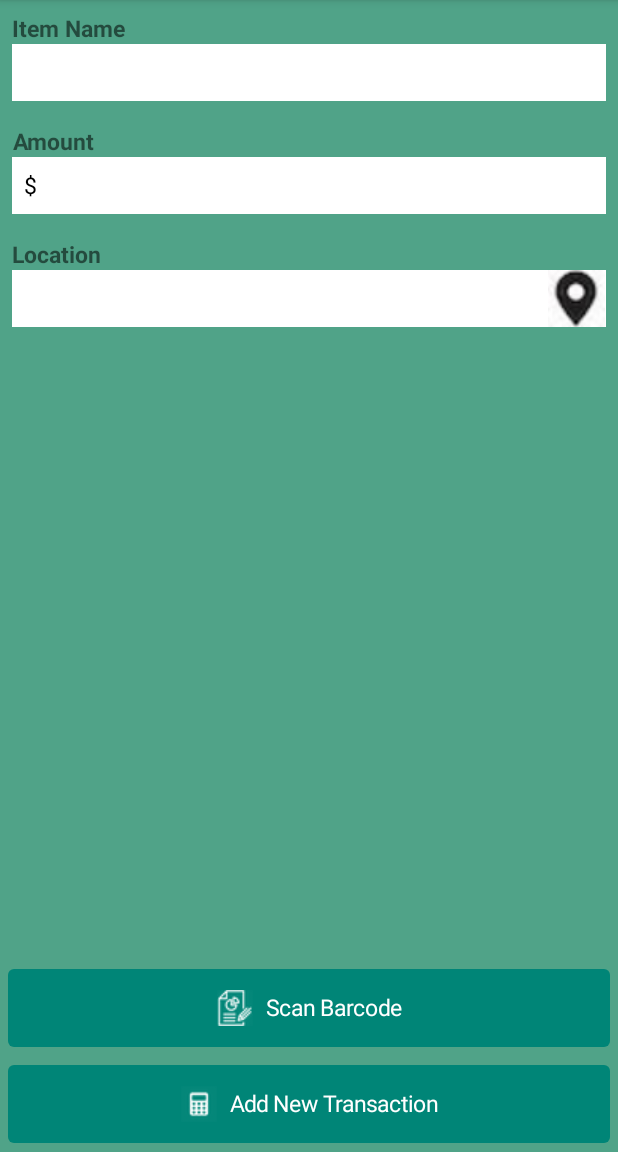
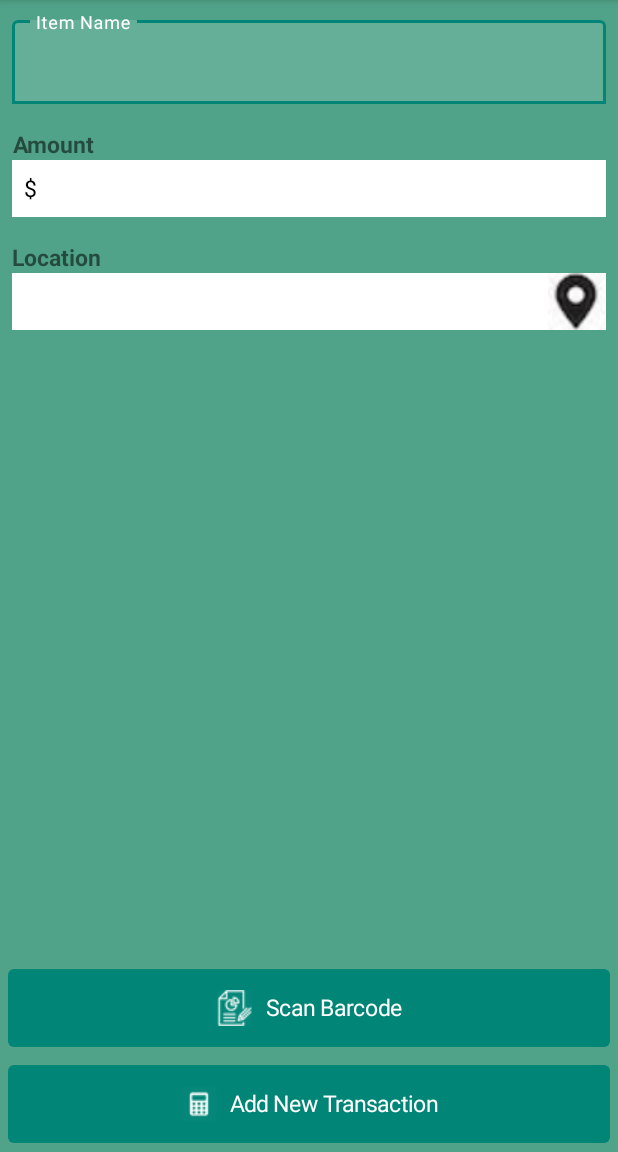
Before and after one commit to JadonFan/Budgeting, an Android app: the fragment TransactionUploadFragment shown on its own in the app's theme, on a phone screen of 412 x 824 dp, the part 84-1236 px from its top. Run offline under Robolectric (Android 15) with nearby library versions, the phone set to English and light mode, and no system bars.

Commit message:
Refactored code

```diff
--- a/app/src/main/java/com/example/budgetapp/database/SpendingInfoDao.kt
+++ b/app/src/main/java/com/example/budgetapp/database/SpendingInfoDao.kt
@@ -1,5 +1,6 @@
 package com.example.budgetapp.database
 
+import androidx.lifecycle.LiveData
 import androidx.room.Dao
 import androidx.room.Delete
 import androidx.room.Insert
@@ -10,7 +11,7 @@ import java.util.*
 @Dao
 interface SpendingInfoDao {
     @Query("SELECT * FROM spendinginfo")
-    fun getAll(): List<SpendingInfo>
+    fun getAll(): LiveData<List<SpendingInfo>>
 
     @Query("SELECT itemName FROM spendinginfo")
     fun getItemName(): List<String>
--- a/app/src/main/java/com/example/budgetapp/fragment/TransactionUploadFragment.kt
+++ b/app/src/main/java/com/example/budgetapp/fragment/TransactionUploadFragment.kt
@@ -8,7 +8,7 @@ import android.view.LayoutInflater
 import android.view.View
 import android.view.ViewGroup
 import android.widget.ImageView
-import android.widget.MultiAutoCompleteTextView
+import android.widget.Toast
 import androidx.fragment.app.Fragment
 import com.example.budgetapp.R
 import com.example.budgetapp.database.DatabaseManager
@@ -20,7 +20,6 @@ import com.google.android.gms.maps.OnMapReadyCallback
 import com.google.android.gms.maps.SupportMapFragment
 import com.google.android.gms.maps.model.LatLng
 import com.google.android.gms.maps.model.MarkerOptions
-import com.google.android.material.button.MaterialButton
 import com.google.android.material.textfield.TextInputEditText
 import java.util.*
 
@@ -48,32 +47,49 @@ class TransactionUploadFragment: Fragment(), OnMapReadyCallback, GoogleMap.OnMap
     override fun onViewCreated(view: View, savedInstanceState: Bundle?) {
         super.onViewCreated(view, savedInstanceState)
 
-        val itemNameText = activity?.findViewById<TextInputEditText>(R.id.requestedItemNameText)
-        val amountText = activity?.findViewById<TextInputEditText>(R.id.requestedAmountText)
-        val locationText = activity?.findViewById<TextInputEditText>(R.id.requestedLocationText)
+        val itemNameText = activity?.findViewById<TextInputEditText>(R.id.item_name_edit)
+        val amountText = activity?.findViewById<TextInputEditText>(R.id.item_cost_edit)
+        val locationText = activity?.findViewById<TextInputEditText>(R.id.location_edit)
 
-        activity?.findViewById<ImageView>(R.id.pinpointLocationBtn)!!.setOnClickListener {
+        activity?.findViewById<ImageView>(R.id.pinpoint_location_btn)!!.setOnClickListener {
             val smf = SupportMapFragment()
             smf.getMapAsync(this)
 
-            fragmentManager?.beginTransaction()
+            fragmentManager
+                ?.beginTransaction()
                 ?.replace(R.id.uploadKeyDisplay, smf)
                 ?.addToBackStack(null)
                 ?.commit()
         }
 
-        activity?.findViewById<CustomMaterialButton>(R.id.barcodeOptionBtn)!!.setOnClickListener {
-            fragmentManager?.beginTransaction()
+        activity?.findViewById<CustomMaterialButton>(R.id.barcode_options_btn)!!.setOnClickListener {
+            fragmentManager
+                ?.beginTransaction()
                 ?.replace(R.id.uploadKeyDisplay, BarcodeScannerFragment())
                 ?.addToBackStack(null)
                 ?.commit()
         }
 
         activity?.findViewById<CustomMaterialButton>(R.id.addTransactionBtn)!!.setOnClickListener {
-            val spendingInfo = SpendingInfo(0, itemNameText?.text.toString(),
-                amountText?.text.toString().toFloat(), "", locationText?.text.toString(),
-                Date(), "")
-            RetrieveSpendingRecordTask().execute(RecordInfo(spendingInfo, context as Context))
+            if (amountText!!.text.isNullOrBlank()) {
+                Toast.makeText(context, "Enter a valid amount", Toast.LENGTH_SHORT).show()
+            } else {
+                val spendingInfo = SpendingInfo(
+                    0,
+                    itemNameText!!.text.toString(),
+                    amountText.text.toString().toFloat(),
+                    "",
+                    locationText!!.text.toString(),
+                    Date(),
+                    ""
+                )
+                RetrieveSpendingRecordTask().execute(RecordInfo(spendingInfo, context as Context))
+                fragmentManager
+                    ?.beginTransaction()
+                    ?.replace(R.id.key_display, TransactionTrackerFragment())
+                    ?.addToBackStack(null)
+                    ?.commit()
+            }
         }
     }
 
@@ -92,10 +108,10 @@ class TransactionUploadFragment: Fragment(), OnMapReadyCallback, GoogleMap.OnMap
         selectedLocation = p0
         println("CLICKED!!!")
         activity?.runOnUiThread {
-            activity?.findViewById<TextInputEditText>(R.id.requestedLocationText)?.setText(
+            activity?.findViewById<TextInputEditText>(R.id.location_edit)?.setText(
                 "${selectedLocation!!.latitude}, ${selectedLocation!!.longitude}"
             )
-            println(activity?.findViewById<TextInputEditText>(R.id.requestedLocationText)?.text.toString())
+            println(activity?.findViewById<TextInputEditText>(R.id.location_edit)?.text.toString())
         }
     }
 }
--- a/app/src/main/res/layout/activity_main.xml
+++ b/app/src/main/res/layout/activity_main.xml
@@ -9,15 +9,15 @@
         tools:context=".activity.MainActivity">
 
     <LinearLayout
-            android:id="@+id/keyDisplay"
+            android:id="@+id/key_display"
             android:orientation="vertical"
             android:layout_width="match_parent"
             android:layout_height="match_parent"
             android:layout_alignParentTop="true"
-            android:layout_above="@id/navbar" />
+            android:layout_above="@id/nav_bar" />
 
     <com.google.android.material.bottomnavigation.BottomNavigationView
-            android:id="@+id/navbar"
+            android:id="@+id/nav_bar"
             android:orientation="horizontal"
             android:layout_width="match_parent"
             android:layout_height="wrap_content"
--- a/app/src/main/res/layout/transaction_add_request.xml
+++ b/app/src/main/res/layout/transaction_add_request.xml
@@ -1,5 +1,6 @@
 <?xml version="1.0" encoding="utf-8"?>
-<LinearLayout xmlns:android="http://schemas.android.com/apk/res/android"
+<LinearLayout
+        xmlns:android="http://schemas.android.com/apk/res/android"
         xmlns:app="http://schemas.android.com/apk/res-auto"
         android:orientation="vertical"
         android:layout_width="match_parent"
--- a/app/src/main/res/layout/transaction_item_view.xml
+++ b/app/src/main/res/layout/transaction_item_view.xml
@@ -3,7 +3,7 @@
         xmlns:android="http://schemas.android.com/apk/res/android"
         android:orientation="vertical"
         android:layout_width="match_parent"
-        android:layout_height="match_parent"
+        android:layout_height="wrap_content"
         android:paddingStart="?android:expandableListPreferredItemPaddingLeft"
         android:paddingEnd="?android:expandableListPreferredItemPaddingLeft"
         android:paddingTop="8dp"
--- a/app/src/main/res/layout/transaction_upload_layout.xml
+++ b/app/src/main/res/layout/transaction_upload_layout.xml
@@ -1,5 +1,5 @@
 <?xml version="1.0" encoding="utf-8"?>
-<RelativeLayout
+<androidx.constraintlayout.widget.ConstraintLayout
         xmlns:android="http://schemas.android.com/apk/res/android"
         xmlns:tools="http://schemas.android.com/tools"
         xmlns:app="http://schemas.android.com/apk/res-auto"
@@ -8,13 +8,16 @@
         android:layout_width="match_parent"
         android:layout_height="match_parent">
 
-    <!-- TODO use a list adapter -->
     <ScrollView
             android:layout_width="match_parent"
-            android:layout_height="match_parent"
-            android:layout_alignParentTop="true"
-            android:layout_above="@id/barcodeOptionBtn"
-            android:scrollbars="none">
+            android:layout_height="0dp"
+            android:scrollbars="none"
+            app:layout_constraintTop_toTopOf="parent"
+            app:layout_constraintRight_toRightOf="parent"
+            app:layout_constraintEnd_toEndOf="parent"
+            app:layout_constraintBottom_toTopOf="@id/barcode_options_btn"
+            app:layout_constraintLeft_toLeftOf="parent"
+            app:layout_constraintStart_toStartOf="parent">
 
         <LinearLayout
                 android:orientation="vertical"
@@ -27,29 +30,21 @@
                     android:layout_height="wrap_content"
                     android:padding="@dimen/std_text_edit_spacing">
 
-                <TextView
-                        android:layout_width="wrap_content"
-                        android:layout_height="match_parent"
-                        android:text="@string/item_name"
-                        android:textSize="@dimen/std_menu_text_size"
-                        android:textStyle="bold"
-                        android:gravity="center" />
+                <com.google.android.material.textfield.TextInputLayout
+                        android:layout_width="match_parent"
+                        android:layout_height="wrap_content"
+                        app:boxBackgroundMode="outline"
+                        app:hintTextColor="@android:color/white">
 
-                <com.google.android.material.textfield.TextInputEditText
-                        android:id="@+id/requestedItemNameText"
-                        android:layout_width="match_parent"
-                        android:layout_height="match_parent"
-                        android:inputType="text"
-                        android:ellipsize="end"
-                        android:paddingBottom="@dimen/std_text_edit_spacing"
-                        android:paddingStart="@dimen/std_text_edit_spacing"
-                        android:paddingEnd="@dimen/std_text_edit_spacing"
-                        android:paddingTop="@dimen/std_text_edit_spacing"
-                        android:background="@android:color/white"
-                        android:theme="@style/Widget.MaterialComponents.TextInputLayout.OutlinedBox"
-                        android:textColor="@android:color/black">
-                    <requestFocus />
-                </com.google.android.material.textfield.TextInputEditText>
+                    <com.google.android.material.textfield.TextInputEditText
+                            android:id="@+id/item_name_edit"
+                            android:layout_width="match_parent"
+                            android:layout_height="wrap_content"
+                            android:hint="@string/item_name">
+                        <requestFocus />
+                    </com.google.android.material.textfield.TextInputEditText>
+
+                </com.google.android.material.textfield.TextInputLayout>
 
             </LinearLayout>
 
@@ -72,7 +67,7 @@
                         android:layout_height="wrap_content">
 
                     <com.google.android.material.textfield.TextInputEditText
-                            android:id="@+id/requestedAmountText"
+                            android:id="@+id/item_cost_edit"
                             android:layout_width="match_parent"
                             android:layout_height="match_parent"
                             android:inputType="numberDecimal"
@@ -118,7 +113,7 @@
                         android:layout_height="match_parent">
 
                     <com.google.android.material.textfield.TextInputEditText
-                            android:id="@+id/requestedLocationText"
+                            android:id="@+id/location_edit"
                             android:layout_width="0dp"
                             android:layout_height="match_parent"
                             android:layout_weight="9"
@@ -133,7 +128,7 @@
                             android:textColor="@android:color/black" />
 
                     <ImageView
-                            android:id="@+id/pinpointLocationBtn"
+                            android:id="@+id/pinpoint_location_btn"
                             android:layout_width="0dp"
                             android:layout_height="match_parent"
                             android:layout_weight="1"
@@ -152,21 +147,29 @@
     </ScrollView>
 
     <com.example.budgetapp.view.CustomMaterialButton
-            android:id="@+id/barcodeOptionBtn"
-            android:layout_above="@id/manualManageBar"
+            android:id="@+id/barcode_options_btn"
             android:layout_width="match_parent"
             android:layout_height="wrap_content"
             android:layout_marginStart="@dimen/full_left_right_button_margin"
             android:layout_marginEnd="@dimen/full_left_right_button_margin"
             android:text="@string/scan_barcode"
             app:icon="@drawable/report"
-            app:iconGravity="textStart"/>
+            app:iconGravity="textStart"
+            app:layout_constraintRight_toRightOf="parent"
+            app:layout_constraintEnd_toEndOf="parent"
+            app:layout_constraintBottom_toTopOf="@id/manual_manage_bar"
+            app:layout_constraintLeft_toLeftOf="parent"
+            app:layout_constraintStart_toStartOf="parent"/>
 
     <include
-            android:id="@+id/manualManageBar"
+            android:id="@+id/manual_manage_bar"
             layout="@layout/transaction_add_request"
             android:layout_width="match_parent"
             android:layout_height="wrap_content"
-            android:layout_alignParentBottom="true"/>
+            app:layout_constraintRight_toRightOf="parent"
+            app:layout_constraintEnd_toEndOf="parent"
+            app:layout_constraintBottom_toBottomOf="parent"
+            app:layout_constraintLeft_toLeftOf="parent"
+            app:layout_constraintStart_toStartOf="parent"/>
 
-</RelativeLayout>
+</androidx.constraintlayout.widget.ConstraintLayout>
--- a/app/src/main/res/values/styles.xml
+++ b/app/src/main/res/values/styles.xml
@@ -10,6 +10,7 @@
         <item name="colorOnSurface">@android:color/white</item>
         <item name="colorAccent">@color/colorAccent</item>
         <item name="android:colorBackground">@color/lightDeepAquamarine</item>
+        <item name="android:textColorHint">@android:color/white</item>
     </style>
 
 </resources>
--- a/build.gradle
+++ b/build.gradle
@@ -9,7 +9,7 @@ buildscript {
     }
     dependencies {
         classpath 'com.google.gms:google-services:4.3.2'
-        classpath 'com.android.tools.build:gradle:3.5.1'
+        classpath 'com.android.tools.build:gradle:3.5.3'
         classpath "org.jetbrains.kotlin:kotlin-gradle-plugin:$kotlin_version"
         // NOTE: Do not place your application dependencies here; they belong
         // in the individual module build.gradle files
```
Also changed, not shown: app/build.gradle (+26 -16 lines), app/src/main/java/com/example/budgetapp/activity/MainActivity.kt (+6 -3 lines), app/src/main/java/com/example/budgetapp/fragment/BarcodeScannerFragment.kt (+5 -4 lines), app/src/main/java/com/example/budgetapp/fragment/TransactionTrackerFragment.kt (+19 -106 lines), app/src/main/java/com/example/budgetapp/view/GroupedSpendingListAdapter.kt (+13 -5 lines), app/src/main/java/com/example/budgetapp/view/RecentSpendingListAdapter.kt (deleted, +0 -33 lines), app/src/main/java/com/example/budgetapp/view/RecentTransactionAdapter.kt (added, +57 -0 lines), app/src/main/java/com/example/budgetapp/viewmodel/TransactionViewModel.kt (added, +25 -0 lines), app/src/main/res/layout/spending_tracker_layout.xml (+2 -11 lines), 1 other file.
